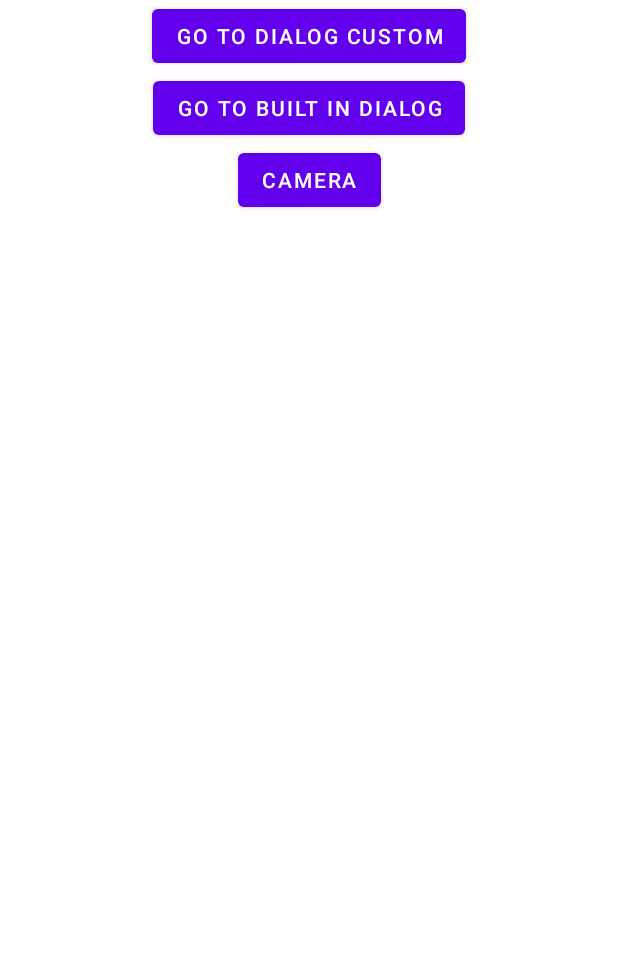
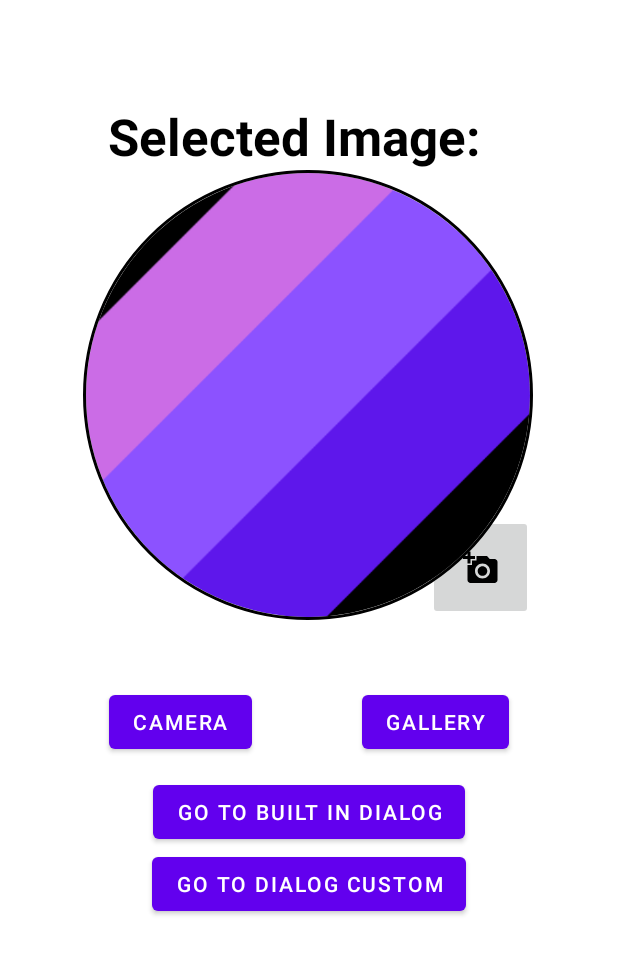
Before and after one commit to jayaustin1122/kodego_InventoryApp_BobisJayAustin, an Android app: the layout activity_sample1_permissions_builtin_dialog.xml on its own in the app's theme, with its tools: preview values and no code run, on a phone screen of 412 x 824 dp. Shown: the top 954 px of the screen. Run offline under Robolectric (Android 15) with nearby library versions, the phone set to English and light mode, and no system bars.

Commit message:
Permissions

```diff
--- /dev/null
+++ b/app/src/main/res/drawable/ic_baseline_add_a_photo_24.xml
@@ -0,0 +1,5 @@
+<vector android:height="24dp" android:tint="#000000"
+    android:viewportHeight="24" android:viewportWidth="24"
+    android:width="24dp" xmlns:android="http://schemas.android.com/apk/res/android">
+    <path android:fillColor="@android:color/white" android:pathData="M3,4V1h2v3h3v2H5v3H3V6H0V4H3zM6,10V7h3V4h7l1.83,2H21c1.1,0 2,0.9 2,2v12c0,1.1 -0.9,2 -2,2H5c-1.1,0 -2,-0.9 -2,-2V10H6zM13,19c2.76,0 5,-2.24 5,-5s-2.24,-5 -5,-5s-5,2.24 -5,5S10.24,19 13,19zM9.8,14c0,1.77 1.43,3.2 3.2,3.2s3.2,-1.43 3.2,-3.2s-1.43,-3.2 -3.2,-3.2S9.8,12.23 9.8,14z"/>
+</vector>
--- a/app/src/main/res/layout/activity_sample1_permissions_builtin_dialog.xml
+++ b/app/src/main/res/layout/activity_sample1_permissions_builtin_dialog.xml
@@ -6,30 +6,87 @@
     android:layout_height="match_parent"
     tools:context=".sample1PermissionsBuiltinDialog">
 
+    <FrameLayout
+        android:id="@+id/frLayout"
+        android:layout_width="300dp"
+        android:layout_height="300dp"
+        app:layout_constraintEnd_toEndOf="parent"
+        app:layout_constraintHorizontal_bias="0.495"
+        app:layout_constraintStart_toStartOf="parent"
+        app:layout_constraintTop_toBottomOf="@+id/tvSelectedImg">
+
+        <ImageButton
+            android:id="@+id/imgBtnCamera"
+            android:layout_width="70dp"
+            android:layout_height="70dp"
+            android:layout_gravity="bottom|right"
+            app:srcCompat="@drawable/ic_baseline_add_a_photo_24"
+            tools:ignore="SpeakableTextPresentCheck" />
+
+        <de.hdodenhof.circleimageview.CircleImageView
+            android:id="@+id/imgSelectec"
+            android:layout_width="300dp"
+            android:layout_height="300dp"
+            android:src="@drawable/mainbg"
+            app:civ_border_color="@color/black"
+            app:civ_border_width="2dp"
+            tools:srcCompat="@tools:sample/avatars" />
+
+    </FrameLayout>
+
     <Button
         android:id="@+id/btnCustomDialog"
         android:layout_width="wrap_content"
         android:layout_height="wrap_content"
-        android:text="Go to Dialog Custom"
+        android:text="@string/go_to_dialog_custom"
         app:layout_constraintEnd_toEndOf="parent"
         app:layout_constraintStart_toStartOf="parent"
-        app:layout_constraintTop_toTopOf="parent" />
+        app:layout_constraintTop_toBottomOf="@+id/btnBuiltInDialog" />
 
     <Button
         android:id="@+id/btnBuiltInDialog"
         android:layout_width="wrap_content"
         android:layout_height="wrap_content"
+        android:layout_marginTop="104dp"
         android:text="go to built in dialog"
         app:layout_constraintEnd_toEndOf="parent"
         app:layout_constraintStart_toStartOf="parent"
-        app:layout_constraintTop_toBottomOf="@+id/btnCustomDialog" />
+        app:layout_constraintTop_toBottomOf="@+id/frLayout" />
 
     <Button
-        android:id="@+id/btnSamplePermission"
+        android:id="@+id/btnCamera"
         android:layout_width="wrap_content"
         android:layout_height="wrap_content"
+        android:layout_marginTop="44dp"
         android:text="Camera"
+        app:layout_constraintEnd_toStartOf="@+id/btnGallery"
+        app:layout_constraintHorizontal_bias="0.5"
+        app:layout_constraintStart_toStartOf="parent"
+        app:layout_constraintTop_toBottomOf="@+id/frLayout" />
+
+    <Button
+        android:id="@+id/btnGallery"
+        android:layout_width="wrap_content"
+        android:layout_height="wrap_content"
+        android:layout_marginTop="44dp"
+        android:text="Gallery"
         app:layout_constraintEnd_toEndOf="parent"
+        app:layout_constraintHorizontal_bias="0.5"
+        app:layout_constraintStart_toEndOf="@+id/btnCamera"
+        app:layout_constraintTop_toBottomOf="@+id/frLayout" />
+
+    <TextView
+        android:id="@+id/tvSelectedImg"
+        android:layout_width="wrap_content"
+        android:layout_height="wrap_content"
+        android:layout_marginTop="68dp"
+        android:text="Selected Image:"
+        android:textColor="#000000"
+        android:textSize="34sp"
+        android:textStyle="bold"
+        app:layout_constraintEnd_toEndOf="parent"
+        app:layout_constraintHorizontal_bias="0.439"
         app:layout_constraintStart_toStartOf="parent"
-        app:layout_constraintTop_toBottomOf="@+id/btnBuiltInDialog" />
+        app:layout_constraintTop_toTopOf="parent" />
+
 </androidx.constraintlayout.widget.ConstraintLayout>
--- a/app/src/main/res/values/strings.xml
+++ b/app/src/main/res/values/strings.xml
@@ -5,5 +5,6 @@
     <string name="password">Password</string>
     <!-- TODO: Remove or change this placeholder text -->
     <string name="hello_blank_fragment">Hello blank fragment</string>
+    <string name="go_to_dialog_custom">Go to Dialog Custom</string>
 
 </resources>
```
Also changed, not shown: app/build.gradle (+8 -0 lines), app/src/main/AndroidManifest.xml (+6 -3 lines), app/src/main/java/com/kodeog/inventory/app/bobisjay/sample1PermissionsBuiltinDialog.kt (+89 -12 lines).
